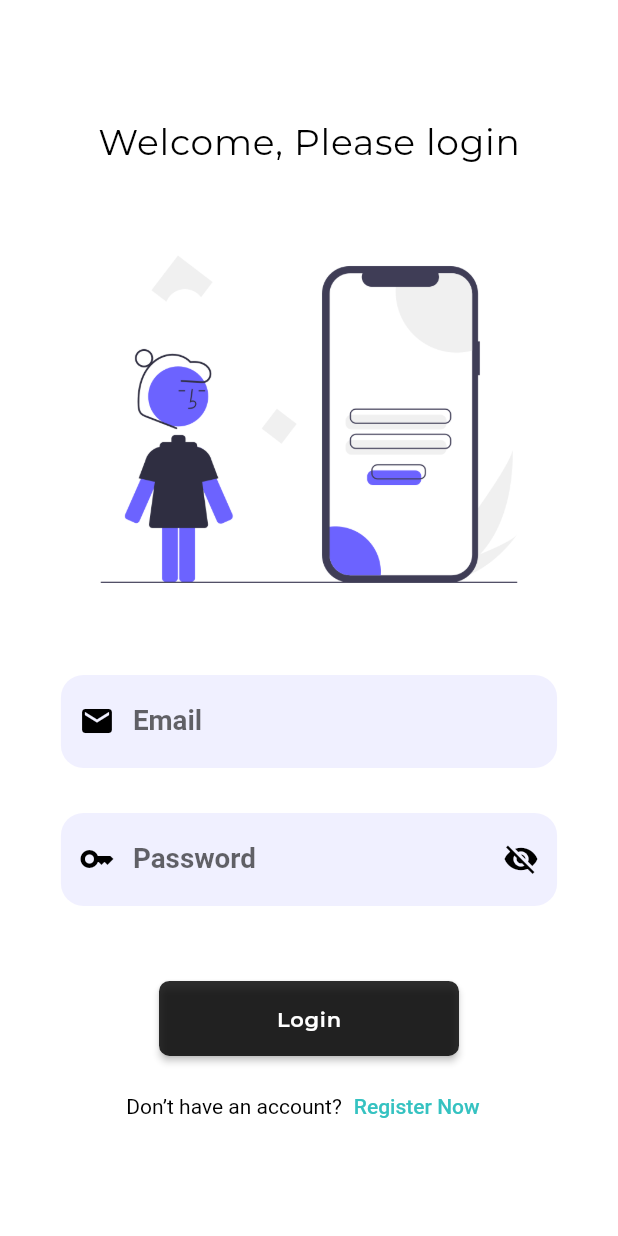
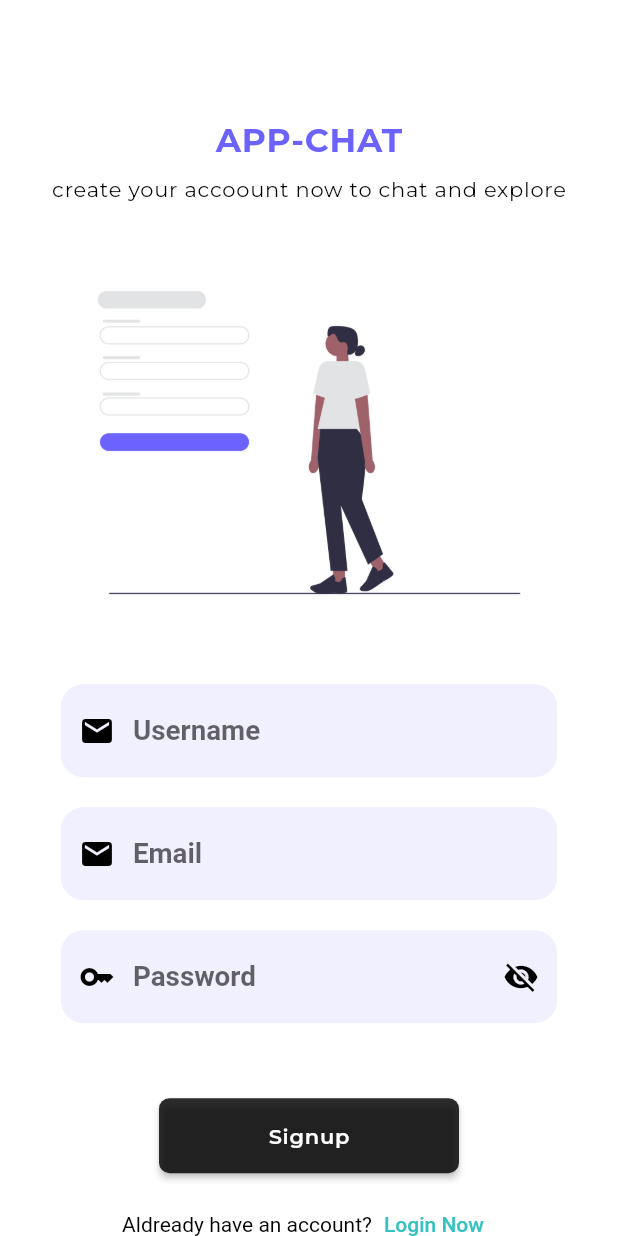
Before and after one commit to ijas-ahm-d/chat_app_flutter, a Flutter app: the SignupScreen screen opened directly, on a phone screen of 412 x 824 dp. Run offline on Flutter 3.47's test engine with Material 2 defaults, Android fonts, the phone set to English and light mode, and no system bars; our stand-ins replace animated_splash_screen, email_validator, firebase_core, google_fonts, shared_preferences; accounts and stored records are empty.

```diff
--- a/lib/user_auth/view/login_screen_view.dart
+++ b/lib/user_auth/view/login_screen_view.dart
@@ -3,6 +3,7 @@ import 'package:chat_app/user_auth/components/text_form_field.dart';
 import 'package:chat_app/user_auth/view_model/login_view_model.dart';
 import 'package:chat_app/utils/global_colors.dart';
 import 'package:chat_app/utils/global_values.dart';
+import 'package:chat_app/utils/routes/navigations.dart';
 import 'package:chat_app/utils/text.dart';
 import 'package:flutter/material.dart';
 import 'package:provider/provider.dart';
@@ -83,7 +84,10 @@ class LoginScreen extends StatelessWidget {
                       style: TextStyle(color: AppColors.kblack),
                     ),
                     TextButton(
-                      onPressed: () {},
+                      onPressed: () {
+                        Navigator.of(context)
+                            .pushNamed(Navigations.signupScreen);
+                      },
                       child: const Text(
                         "Register Now",
                         style: TextStyle(
--- a/lib/user_auth/view/signup_screen_view.dart
+++ b/lib/user_auth/view/signup_screen_view.dart
@@ -3,6 +3,7 @@ import 'package:chat_app/user_auth/components/text_form_field.dart';
 import 'package:chat_app/user_auth/view_model/signup_view_model.dart';
 import 'package:chat_app/utils/global_colors.dart';
 import 'package:chat_app/utils/global_values.dart';
+import 'package:chat_app/utils/routes/navigations.dart';
 import 'package:chat_app/utils/text.dart';
 import 'package:flutter/material.dart';
 import 'package:provider/provider.dart';
@@ -29,16 +30,37 @@ class SignupScreen extends StatelessWidget {
               mainAxisAlignment: MainAxisAlignment.center,
               crossAxisAlignment: CrossAxisAlignment.center,
               children: [
-                Center(
-                  child: Text(
-                    "Welcome, Please login",
-                    style:
-                        TextStyles.onText(24, FontWeight.normal, Colors.black),
+                Text(
+                  "APP-CHAT",
+                  style: TextStyles.onText(
+                    22,
+                    FontWeight.bold,
+                    AppColors.appColor,
+                  ),
+                ),
+                AppSizes.kHeight10,
+                Text(
+                  "create your accoount now to chat and explore",
+                  style: TextStyles.onText(
+                    14,
+                    FontWeight.normal,
+                    Colors.black,
                   ),
                 ),
                 AppSizes.kHeight30,
-                Image.asset("assets/images/login.png"),
+                Image.asset("assets/images/signup.png"),
                 AppSizes.kHeight30,
+                Padding(
+                  padding: EdgeInsets.symmetric(horizontal: size.width * 0.05),
+                  child: TextFormWidget(
+                      isEmail: true,
+                      prefixIcon: const Icon(Icons.email),
+                      controller: provider.userNameController,
+                      hintText: "Username",
+                      keyType: TextInputType.name,
+                      size: size),
+                ),
+                AppSizes.kHeight20,
                 Padding(
                   padding: EdgeInsets.symmetric(horizontal: size.width * 0.05),
                   child: TextFormWidget(
@@ -49,7 +71,7 @@ class SignupScreen extends StatelessWidget {
                       keyType: TextInputType.emailAddress,
                       size: size),
                 ),
-                AppSizes.kHeight30,
+                AppSizes.kHeight20,
                 Padding(
                   padding: EdgeInsets.symmetric(horizontal: size.width * 0.05),
                   child: TextFormWidget(
@@ -65,7 +87,7 @@ class SignupScreen extends StatelessWidget {
                   onTap: () {},
                   color: AppColors.kblack2,
                   child: Text(
-                    "Login",
+                    "Signup",
                     style: TextStyles.onText(
                       14,
                       FontWeight.w600,
@@ -78,13 +100,16 @@ class SignupScreen extends StatelessWidget {
                   mainAxisAlignment: MainAxisAlignment.center,
                   children: [
                     const Text(
-                      "Don’t have an account?",
+                      "Aldready have an account?",
                       style: TextStyle(color: AppColors.kblack),
                     ),
                     TextButton(
-                      onPressed: () {},
+                      onPressed: () {
+                        Navigator.of(context)
+                            .pushNamed(Navigations.loginScreen);
+                      },
                       child: const Text(
-                        "Register Now",
+                        "Login Now",
                         style: TextStyle(
                           color: AppColors.spGreen,
                         ),
--- a/lib/utils/providers/provider_list.dart
+++ b/lib/utils/providers/provider_list.dart
@@ -1,9 +1,15 @@
 import 'package:chat_app/user_auth/view_model/login_view_model.dart';
+import 'package:chat_app/user_auth/view_model/signup_view_model.dart';
 import 'package:provider/single_child_widget.dart';
 import 'package:provider/provider.dart';
 
 class ProviderList {
   static List<SingleChildWidget> provider = [
-    ChangeNotifierProvider(create: (context) => LoginViewModel(),)
+    ChangeNotifierProvider(
+      create: (context) => LoginViewModel(),
+    ),
+    ChangeNotifierProvider(
+      create: (context) => SignupViewModel(),
+    )
   ];
 }
```
Also changed, not shown: lib/user_auth/view/splash_screen_view.dart (+20 -3 lines), lib/utils/text.dart (+10 -0 lines).
